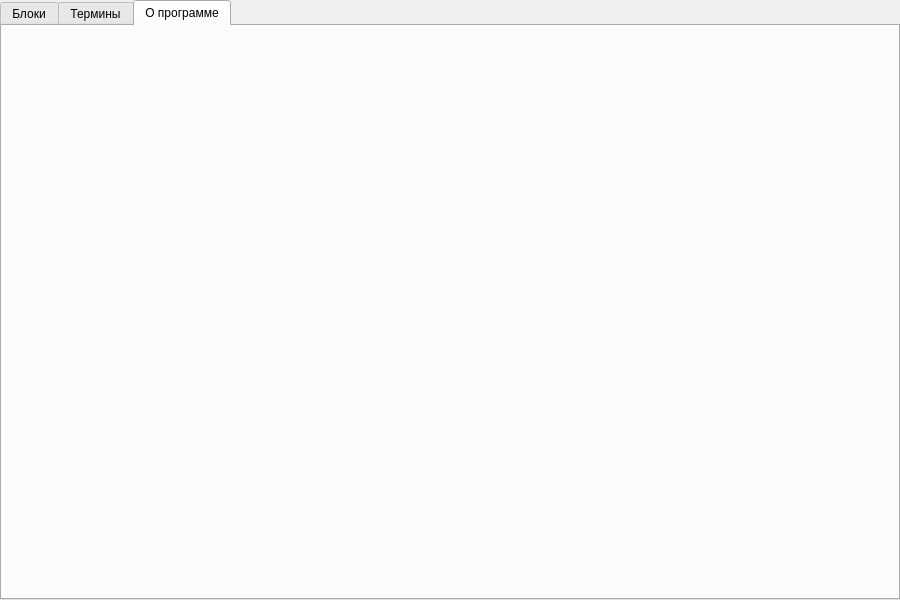
This is Unicodia/FmMain.ui in Mercury13/unicodia as Qt 5 draws it before an edit. The edited form follows.
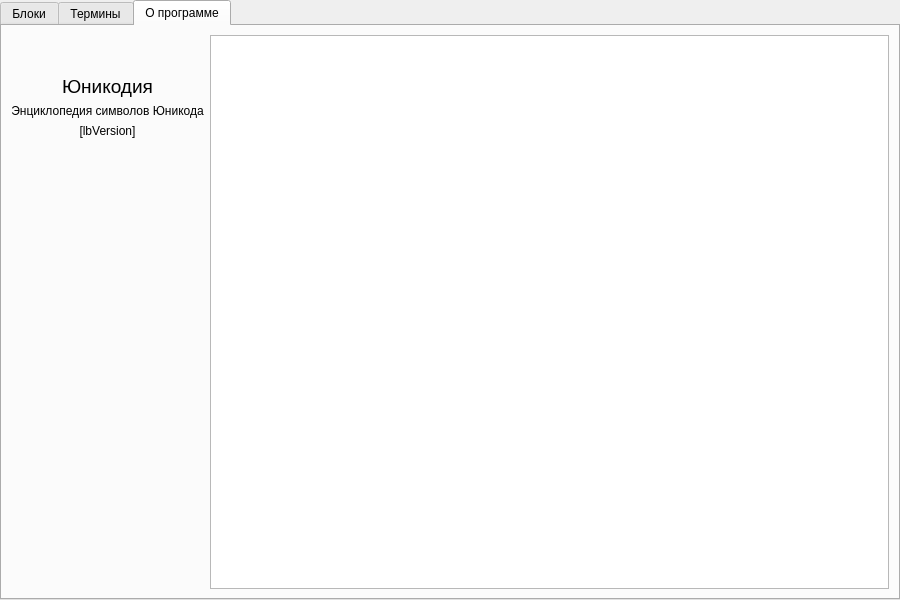
This is the edited form. Icons and pictures are not drawn. Custom widgets are drawn as their Qt base class.

Commit message: :) about, :) кодовая позиция

What changed in the file:
```diff
--- a/Unicodia/FmMain.ui
+++ b/Unicodia/FmMain.ui
@@ -426,6 +426,92 @@
        <attribute name="title">
         <string>О программе</string>
        </attribute>
+       <layout class="QHBoxLayout" name="horizontalLayout_7" stretch="0,0">
+        <item>
+         <layout class="QVBoxLayout" name="verticalLayout_8">
+          <item>
+           <widget class="QLabel" name="lbLogo">
+            <property name="text">
+             <string/>
+            </property>
+            <property name="pixmap">
+             <pixmap resource="Resources/res.qrc">:/Misc/about.png</pixmap>
+            </property>
+            <property name="alignment">
+             <set>Qt::AlignCenter</set>
+            </property>
+           </widget>
+          </item>
+          <item>
+           <spacer name="verticalSpacer_3">
+            <property name="orientation">
+             <enum>Qt::Vertical</enum>
+            </property>
+            <property name="sizeType">
+             <enum>QSizePolicy::Fixed</enum>
+            </property>
+            <property name="sizeHint" stdset="0">
+             <size>
+              <width>20</width>
+              <height>20</height>
+             </size>
+            </property>
+           </spacer>
+          </item>
+          <item>
+           <widget class="QLabel" name="lbName">
+            <property name="font">
+             <font>
+              <pointsize>14</pointsize>
+             </font>
+            </property>
+            <property name="text">
+             <string>Юникодия</string>
+            </property>
+            <property name="alignment">
+             <set>Qt::AlignCenter</set>
+            </property>
+           </widget>
+          </item>
+          <item>
+           <widget class="QLabel" name="label">
+            <property name="text">
+             <string>Энциклопедия символов Юникода</string>
+            </property>
+            <property name="alignment">
+             <set>Qt::AlignCenter</set>
+            </property>
+           </widget>
+          </item>
+          <item>
+           <widget class="QLabel" name="lbVersion">
+            <property name="text">
+             <string>[lbVersion]</string>
+            </property>
+            <property name="alignment">
+             <set>Qt::AlignCenter</set>
+            </property>
+           </widget>
+          </item>
+          <item>
+           <spacer name="verticalSpacer_2">
+            <property name="orientation">
+             <enum>Qt::Vertical</enum>
+            </property>
+            <property name="sizeHint" stdset="0">
+             <size>
+              <width>20</width>
+              <height>40</height>
+             </size>
+            </property>
+           </spacer>
+          </item>
+         </layout>
+        </item>
+        <item>
+         <widget class="QTextBrowser" name="vwAbout"/>
+        </item>
+       </layout>
       </widget>
      </widget>
     </item>
```
Left out of the diff: 4 changed lines with no effect on the pictures. The commit also changes 8 other files.
